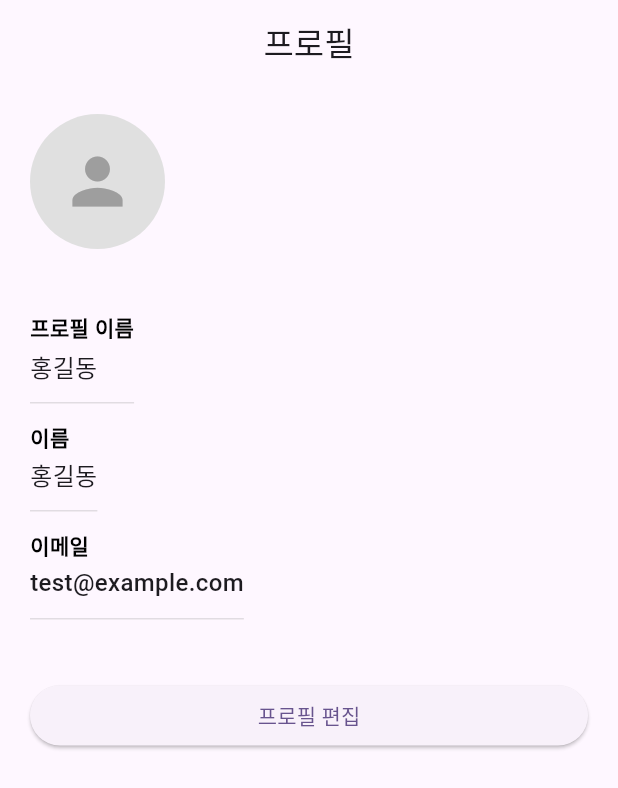
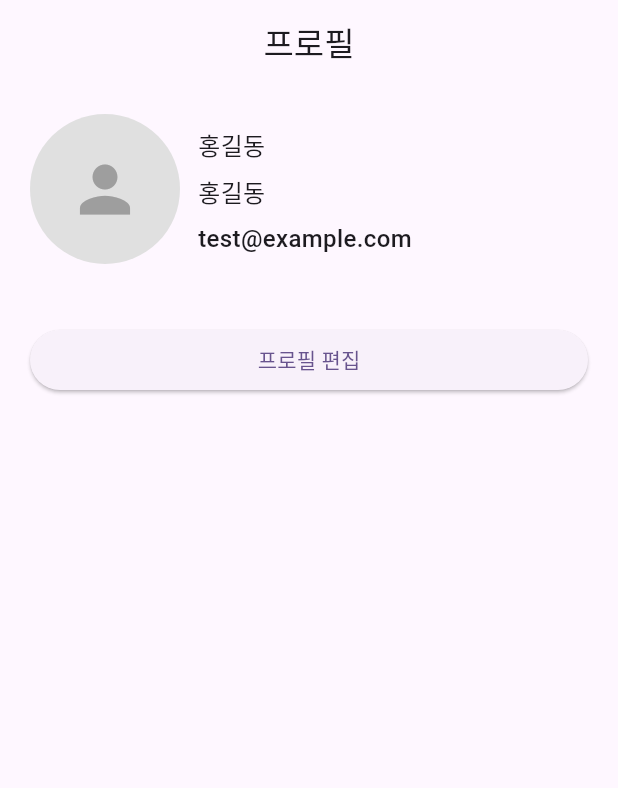
Before and after one commit to who0oami/STEP_TEAM_PROJECT, a Flutter app: the screen it shows after launch, on a phone screen of 412 x 824 dp. Shown: the top 788 px of the screen. Run offline on Flutter 3.47's test engine with Material 3 defaults, Android fonts, the phone set to English and light mode, and no system bars; our stand-ins replace carousel_slider, get, image_picker, sqflite; accounts and stored records are empty.

Commit message:
수정 아직덜함

```diff
--- a/step_app/lib/view/app/profile_view_page.dart
+++ b/step_app/lib/view/app/profile_view_page.dart
@@ -78,10 +78,12 @@
             // ----------------------------------------
             // 프로필 이미지 + 왼쪽 위에 배치
             // ----------------------------------------
+            Column(
+              children: [
                 Row(
                   children: [
                     CircleAvatar(
-                  radius: 45,
+                      radius: 50,
                       backgroundColor: Colors.grey[300],
                       backgroundImage: profileImage != null
                           ? FileImage(profileImage!)
@@ -94,19 +96,25 @@
                             )
                           : null,
                     ),
+                    SizedBox(width: 12),
+                    Column(
+                      crossAxisAlignment: CrossAxisAlignment.start,
+                      children: [
+                        buildInfoRow(_customer!.customer_name),
+                        buildInfoRow(_customer!.customer_name),
+                        buildInfoRow(_customer!.customer_email),
                       ],
                     ),
-
-            const SizedBox(height: 30),
+                  ],
+                ),
 
                 // ----------------------------------------
                 // 프로필 정보 텍스트 영역
                 // ----------------------------------------
-            buildInfoRow("프로필 이름", _customer!.customer_name),
-            buildInfoRow("이름", _customer!.customer_name),
-            buildInfoRow("이메일", _customer!.customer_email),
+              ],
+            ),
 
-            const SizedBox(height: 40),
+            SizedBox(height: 40),
 
             // ----------------------------------------
             // 프로필 편집 버튼
@@ -151,34 +159,20 @@
   // ------------------------------
   // 표시용 Row
   // ------------------------------
-  Widget buildInfoRow(String title, String value) {
+  Widget buildInfoRow(String value) {
     return Container(
-      padding: const EdgeInsets.symmetric(vertical: 12),
-      decoration: BoxDecoration(
-        border: Border(
-          bottom: BorderSide(
-            color: Colors.grey.withValues(alpha: 0.3),
-            width: 1,
-          ),
-        ),
-      ),
+      padding: EdgeInsets.symmetric(vertical: 2),
+      decoration: BoxDecoration(border: Border()),
       child: Column(
         crossAxisAlignment: CrossAxisAlignment.start,
         children: [
           // 제목
-          Text(
-            title,
-            style: const TextStyle(
-              fontSize: 14,
-              fontWeight: FontWeight.w600,
-              color: Colors.black,
-            ),
-          ),
-          const SizedBox(height: 4),
+          //
+          SizedBox(height: 4),
           // 값
           Text(
             value,
-            style: const TextStyle(
+            style: TextStyle(
               fontSize: 16,
               fontWeight: FontWeight.w500,
             ),
```
Lines whose indentation alone changed are shown as unchanged.
